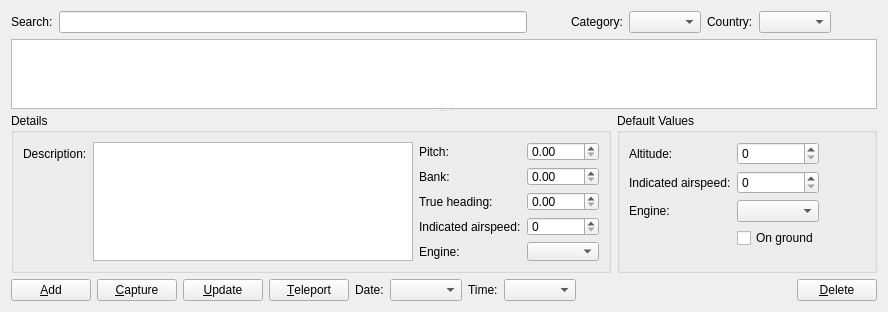
till213/SkyDolly, file src/Plugins/Module/Location/src/LocationWidget.ui: the form before one commit.
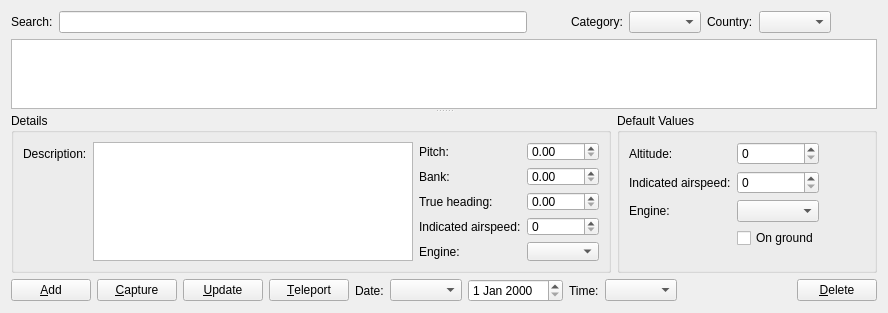
The form after the commit. Icons and pictures are not drawn. Custom widgets are drawn as their Qt base class.

Commit message: Add date edit widget

What changed in the file:
```diff
--- a/src/Plugins/Module/Location/src/LocationWidget.ui
+++ b/src/Plugins/Module/Location/src/LocationWidget.ui
@@ -356,6 +356,9 @@
      <item>
       <widget class="QComboBox" name="dateComboBox"/>
      </item>
+     <item>
+      <widget class="QDateEdit" name="dateEdit"/>
+     </item>
      <item>
       <widget class="QLabel" name="label_14">
        <property name="text">
```
The commit also changes 4 other files.
